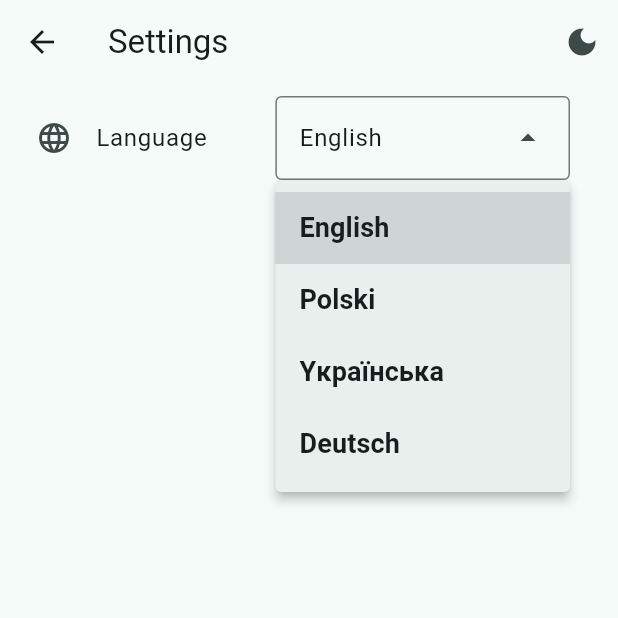
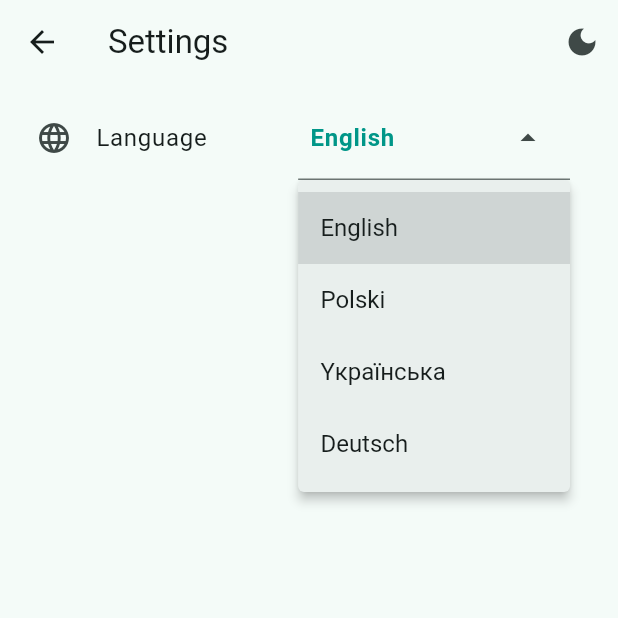
Before and after one commit to HearMate/hear-mate-app, a Flutter app: the SettingsPage screen opened by its route, after a tap on "English", on a phone screen of 412 x 824 dp, the top half of it. Run offline on Flutter 3.47's test engine with Material 3 defaults, Android fonts, the phone set to English and light mode, and no system bars; our stand-ins replace audioplayers, bloc, file_picker, fl_chart, flutter_bloc, flutter_svg and 3 more; accounts and stored records are empty; generated files the repository leaves out were written again.

Commit message:
Refactor language dropdown and theme styles for consistency

```diff
--- a/lib/data/languages.dart
+++ b/lib/data/languages.dart
@@ -1,11 +1,18 @@
 import 'package:flutter/material.dart';
+import 'package:hm_theme/hm_theme.dart';
 
 class Languages {
-  static const List<Locale> supportedLocales = [Locale('en'), Locale('pl'), Locale('uk'), Locale('de')];
+  static const List<Locale> supportedLocales = [
+    Locale('en'),
+    Locale('pl'),
+    Locale('uk'),
+    Locale('de'),
+  ];
 
   static List<DropdownMenuEntry<Locale>> getDropdownMenuEntries() {
     return supportedLocales.map((locale) {
       return DropdownMenuEntry<Locale>(
+        style: dropdownEntriesStyle(),
         value: locale,
         label: getLanguageName(locale),
       );
--- a/lib/screens/settings_page.dart
+++ b/lib/screens/settings_page.dart
@@ -4,6 +4,7 @@ import 'package:hear_mate_app/data/languages.dart';
 import 'package:hear_mate_app/widgets/hm_app_bar.dart';
 import 'package:flutter_gen/gen_l10n/app_localizations.dart';
 import 'package:hm_locale/hm_locale.dart';
+import 'package:hm_theme/hm_theme.dart';
 
 class SettingsPage extends StatelessWidget {
   const SettingsPage({super.key});
@@ -29,6 +30,8 @@ class SettingsPage extends StatelessWidget {
                       leading: Icon(Icons.language),
                       title: Text(loc.echoparse_settings_language_title),
                       trailing: DropdownMenu<Locale>(
+                        textStyle: textStylePickedOptionGreen(),
+                        inputDecorationTheme: inputDecorationDropownMenu(),
                         initialSelection: state.locale,
                         onSelected: (Locale? locale) {
                           if (locale != null) {
--- a/packages/hm_theme/lib/hm_theme.dart
+++ b/packages/hm_theme/lib/hm_theme.dart
@@ -8,9 +8,7 @@ class AppColors {
   static const white = Colors.white;
 }
 
-
 ThemeData buildHearMateTheme({required bool isDarkMode}) {
-
   const TextTheme customTextTheme = TextTheme(
     displayLarge: TextStyle(
       fontWeight: FontWeight.bold,
@@ -18,10 +16,7 @@ ThemeData buildHearMateTheme({required bool isDarkMode}) {
     displayMedium: TextStyle(
       fontWeight: FontWeight.bold,
     ),
-    labelLarge: TextStyle(
-      fontWeight: FontWeight.bold,
-      fontSize: 18.0
-    ),
+    labelLarge: TextStyle(fontWeight: FontWeight.bold, fontSize: 18.0),
     bodyMedium: TextStyle(fontSize: 16.0),
   );
 
@@ -31,15 +26,14 @@ ThemeData buildHearMateTheme({required bool isDarkMode}) {
   );
 
   return ThemeData(
-    useMaterial3: true, // ✅ Enables Material 3
+    useMaterial3: true,
     colorScheme: colorScheme,
     textTheme: customTextTheme.apply(
       bodyColor: colorScheme.onSurface,
       displayColor: colorScheme.onSurface,
     ),
-    filledButtonTheme: FilledButtonThemeData(
-      style: defaultFilledButtonStyle(colorScheme)
-    ),
+    filledButtonTheme:
+        FilledButtonThemeData(style: defaultFilledButtonStyle(colorScheme)),
     outlinedButtonTheme: OutlinedButtonThemeData(
       style: ButtonStyle(
         minimumSize: WidgetStateProperty.all(const Size(252, 48)),
@@ -77,3 +71,24 @@ ButtonStyle defaultFilledButtonStyle(ColorScheme colorScheme) {
     )),
   );
 }
+
+TextStyle textStylePickedOptionGreen() {
+  return TextStyle(
+    fontWeight: FontWeight.bold,
+    color: const Color(0xFF009688),
+  );
+}
+
+InputDecorationTheme inputDecorationDropownMenu() {
+  return InputDecorationTheme(
+    contentPadding: EdgeInsets.only(left: 8.0),
+  );
+}
+
+ButtonStyle dropdownEntriesStyle() {
+  return ButtonStyle(
+    textStyle: WidgetStatePropertyAll(
+      TextStyle(fontWeight: FontWeight.normal, fontSize: 16.0),
+    ),
+  );
+}
```
